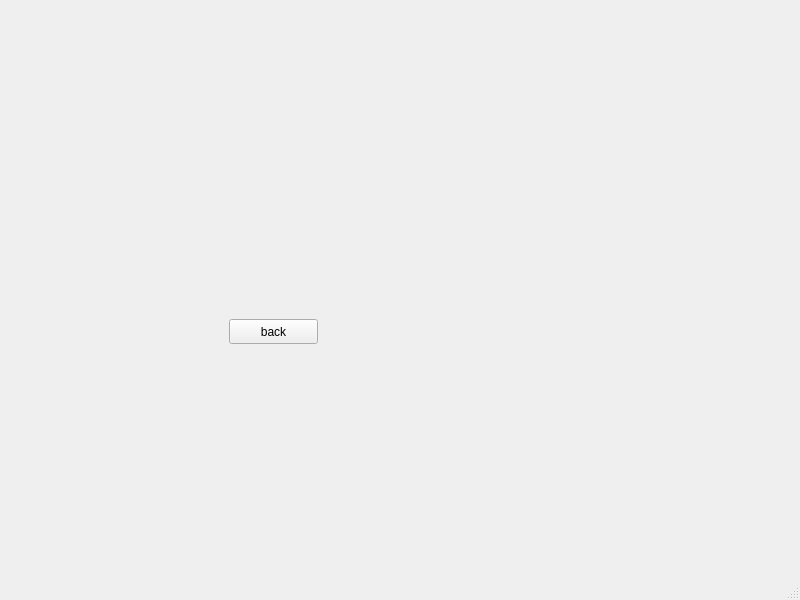
The window that src/geek-calculator/mainwindow.ui (Jelena-Zivovic/RS014-geek-calculator) describes before a commit, drawn with Qt 5.
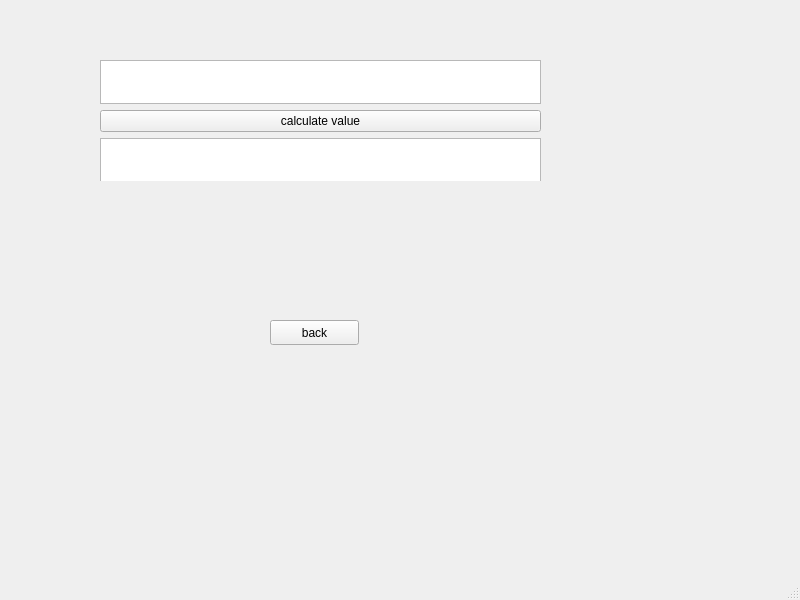
The same window after the commit. The open tabs and pages were chosen to show the change.

Commit message: calculate value of entered function on button click

The edit to the form file:
```diff
--- a/src/geek-calculator/mainwindow.ui
+++ b/src/geek-calculator/mainwindow.ui
@@ -17,8 +17,8 @@
    <widget class="QStackedWidget" name="stackedWidgets">
     <property name="geometry">
      <rect>
-      <x>39</x>
-      <y>59</y>
+      <x>80</x>
+      <y>60</y>
       <width>481</width>
       <height>301</height>
      </rect>
@@ -68,6 +68,31 @@
        <string>back</string>
       </property>
      </widget>
+     <widget class="QWidget" name="">
+      <property name="geometry">
+       <rect>
+        <x>20</x>
+        <y>0</y>
+        <width>441</width>
+        <height>121</height>
+       </rect>
+      </property>
+      <layout class="QVBoxLayout" name="verticalLayout">
+       <item>
+        <widget class="QTextEdit" name="enterFunctionToCalculateValueTextEdit"/>
+       </item>
+       <item>
+        <widget class="QPushButton" name="calculateValueButton">
+         <property name="text">
+          <string>calculate value</string>
+         </property>
+        </widget>
+       </item>
+       <item>
+        <widget class="QTextEdit" name="outputTextEdit"/>
+       </item>
+      </layout>
+     </widget>
     </widget>
     <widget class="QWidget" name="functionsPage">
      <widget class="QPushButton" name="goBackToMainPage2">
```
Left out of the diff: 2 changed lines with no effect on the pictures. The commit also changes 6 other files.
